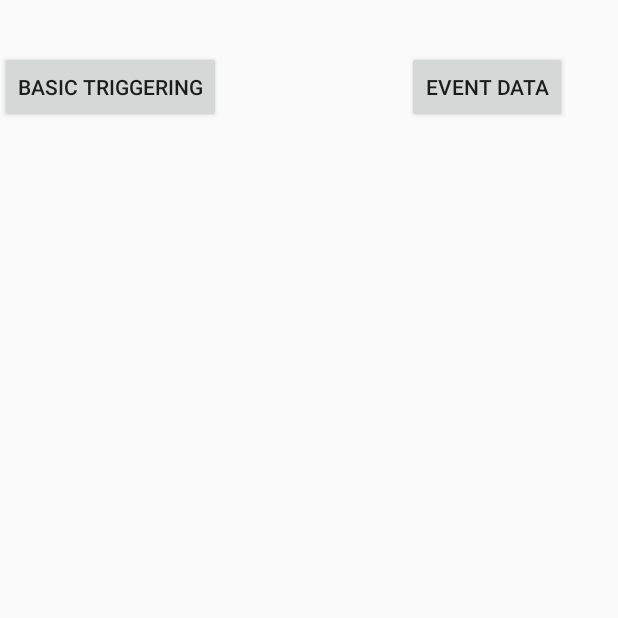
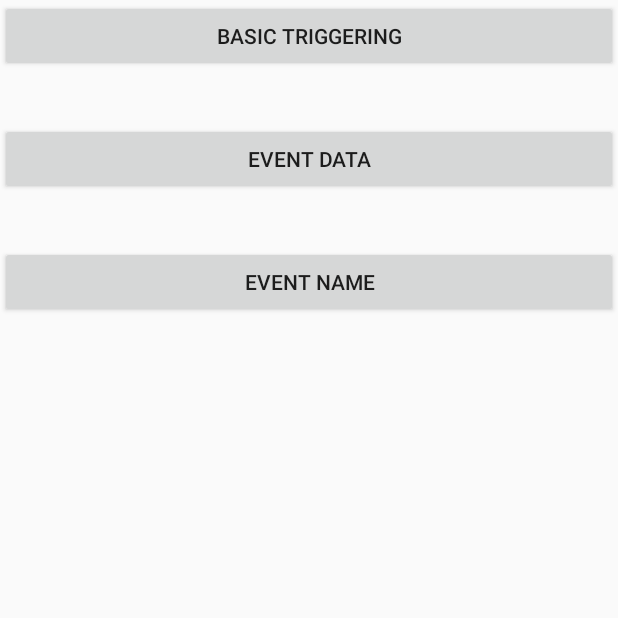
Before and after one commit to coshx/drekkar, an Android app: the screen it shows after launch (MainActivity), on a phone screen of 412 x 824 dp, the top half of it. Run offline under Robolectric (Android 15) with nearby library versions, the phone set to English and light mode, and no system bars.

Commit message:
Tests event name

```diff
--- a/app/src/main/AndroidManifest.xml
+++ b/app/src/main/AndroidManifest.xml
@@ -27,6 +27,7 @@
 
         <activity android:name=".BasicTriggeringActivity" />
         <activity android:name=".EventDataActivity" />
+        <activity android:name=".EventNameActivity" />
     </application>
 
 </manifest>
--- a/app/src/main/java/com/coshx/drekkartest/MainActivity.java
+++ b/app/src/main/java/com/coshx/drekkartest/MainActivity.java
@@ -39,5 +39,16 @@ public class MainActivity extends Activity {
                 }
             }
         );
+
+        findViewById(R.id.event_name_trigger).setOnClickListener(
+            new View.OnClickListener() {
+                @Override
+                public void onClick(View v) {
+                    startActivity(
+                        new Intent(getApplication(), EventNameActivity.class)
+                    );
+                }
+            }
+        );
     }
 }
--- a/app/src/main/res/layout/activity_main.xml
+++ b/app/src/main/res/layout/activity_main.xml
@@ -1,35 +1,43 @@
 <?xml version="1.0" encoding="utf-8"?>
-<RelativeLayout
+<ScrollView
     android:layout_width="match_parent"
     android:layout_height="match_parent"
     android:fitsSystemWindows="true"
     xmlns:android="http://schemas.android.com/apk/res/android"
-    xmlns:app="http://schemas.android.com/apk/res-auto"
     xmlns:tools="http://schemas.android.com/tools"
     tools:context="com.coshx.drekkartest.MainActivity"
     >
 
+    <LinearLayout
+        android:layout_width="match_parent"
+        android:layout_height="wrap_content"
+        android:orientation="vertical"
+        >
+
 
         <Button
-        android:layout_width="wrap_content"
+            android:id="@+id/basic_triggering_trigger"
+            android:layout_width="match_parent"
             android:layout_height="wrap_content"
             android:text="Basic triggering"
-        android:id="@+id/basic_triggering_trigger"
-        android:layout_alignParentTop="true"
-        android:layout_alignParentLeft="true"
-        android:layout_alignParentStart="true"
-        android:layout_marginTop="34dp"
             />
 
         <Button
-        android:layout_width="wrap_content"
+            android:id="@+id/event_data_trigger"
+            android:layout_width="match_parent"
             android:layout_height="wrap_content"
+            android:layout_marginTop="34dp"
             android:text="Event Data"
-        android:id="@+id/event_data_trigger"
-        android:layout_alignBottom="@+id/basic_triggering_trigger"
-        android:layout_alignParentRight="true"
-        android:layout_alignParentEnd="true"
-        android:layout_marginRight="34dp"
-        android:layout_marginEnd="34dp"
             />
-</RelativeLayout>
+
+        <Button
+            android:id="@+id/event_name_trigger"
+            android:layout_width="match_parent"
+            android:layout_height="wrap_content"
+            android:layout_marginTop="34dp"
+            android:text="Event Name"
+            />
+
+    </LinearLayout>
+
+</ScrollView>
```
Also changed, not shown: app/src/main/java/com/coshx/drekkartest/EventNameActivity.java (added, +41 -0 lines), 2 other files. Lines whose indentation alone changed are shown as unchanged.
